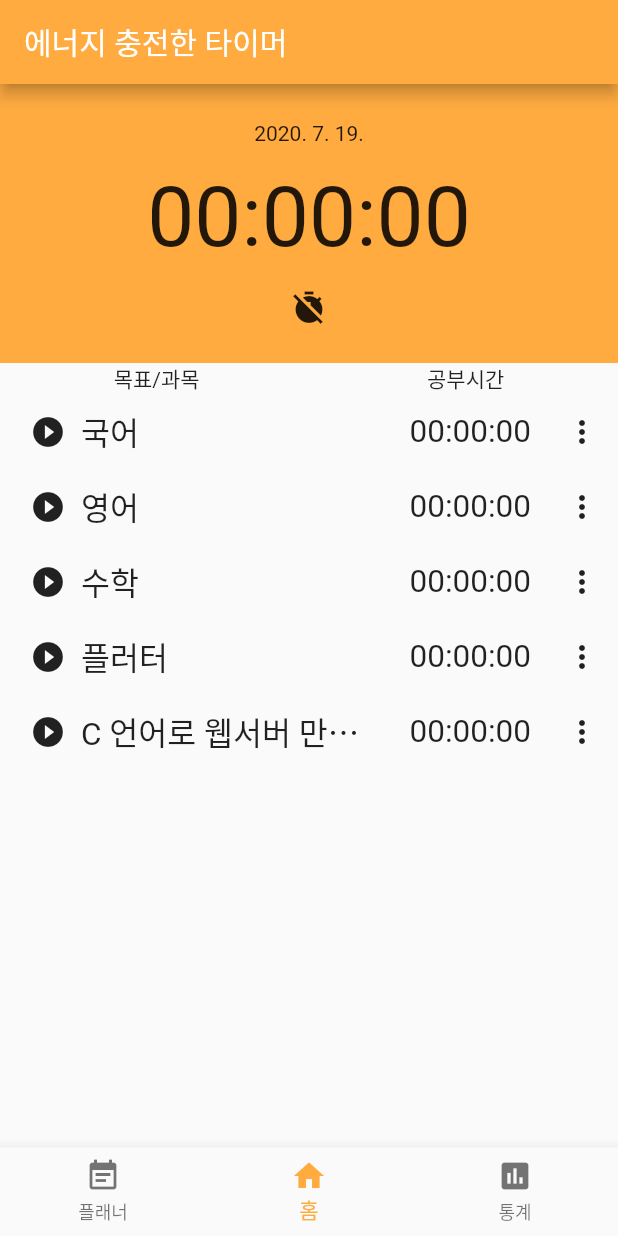
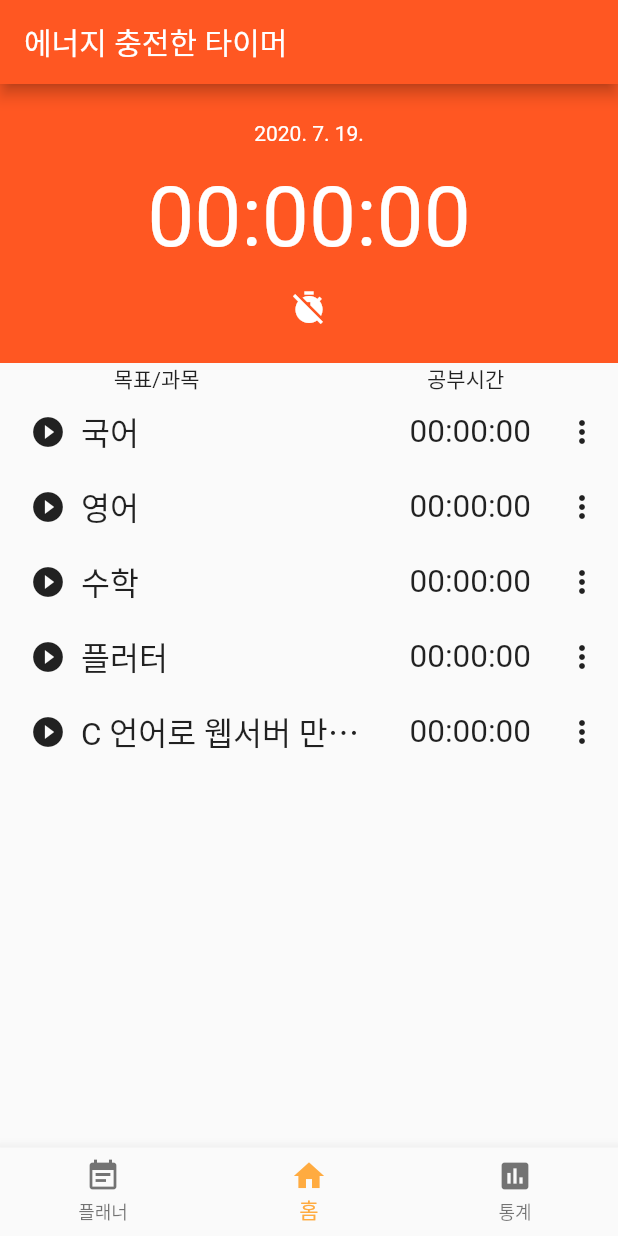
Before and after one commit to gaejotbab/ect, a Flutter app: the screen it shows after launch, on a phone screen of 412 x 824 dp. Run offline on Flutter 3.47's test engine with Material 2 defaults, Android fonts, the phone set to English and light mode, and no system bars.

Commit message:
테마 색상 딥오렌지로 바꾸고 일부 글씨 하얗게 바꿈

```diff
--- a/lib/main.dart
+++ b/lib/main.dart
@@ -9,7 +9,7 @@ class EnergyChargedTimerApp extends StatelessWidget {
     return MaterialApp(
       title: 'Energy Charged Timer',
       theme: ThemeData(
-        primarySwatch: Colors.orangeAccent.shade50,
+        primaryColor: Colors.deepOrange,
         visualDensity: VisualDensity.adaptivePlatformDensity,
       ),
       home: HomePageWidget(),
@@ -48,7 +48,6 @@ class _HomePageWidgetState extends State<HomePageWidget> {
     return Scaffold(
       appBar: AppBar(
         title: Text(_appBarTitleTexts[_selectedIndex]),
-        backgroundColor: Colors.orangeAccent,
       ),
       body: _screenWidgets[_selectedIndex],
       bottomNavigationBar: BottomNavigationBar(
@@ -103,7 +102,9 @@ class _HomeScreenWidgetState extends State<HomeScreenWidget> {
     return Column(
       children: <Widget>[
         Container(
-          color: Colors.orangeAccent,
+          color: Theme.of(context).primaryColor,
+          child: DefaultTextStyle(
+            style: DefaultTextStyle.of(context).style.apply(color: Colors.white),
             child: Column(
               crossAxisAlignment: CrossAxisAlignment.stretch,
               children: <Widget>[
@@ -112,10 +113,11 @@ class _HomeScreenWidgetState extends State<HomeScreenWidget> {
                 SizedBox(height: 15),
                 Text("00:00:00", textAlign: TextAlign.center, textScaleFactor: 4),
                 SizedBox(height: 15),
-              Icon(Icons.timer_off),
+                Icon(Icons.timer_off, color: Colors.white),
                 SizedBox(height: 25),
               ],
               mainAxisAlignment: MainAxisAlignment.center,
+            ),
           ),
         ),
         Row(
```
Lines whose indentation alone changed are shown as unchanged.
